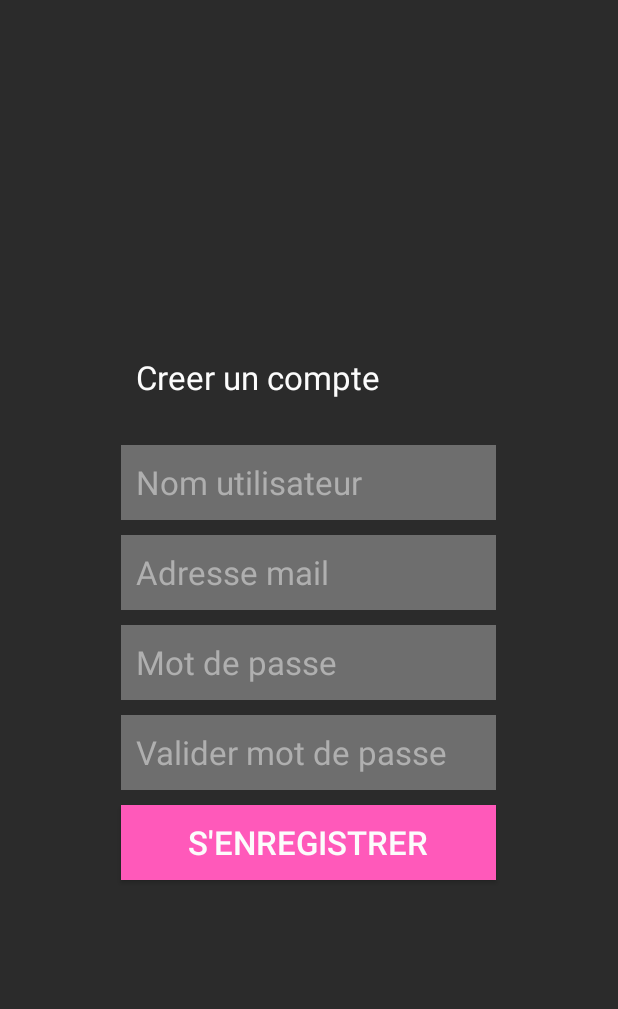
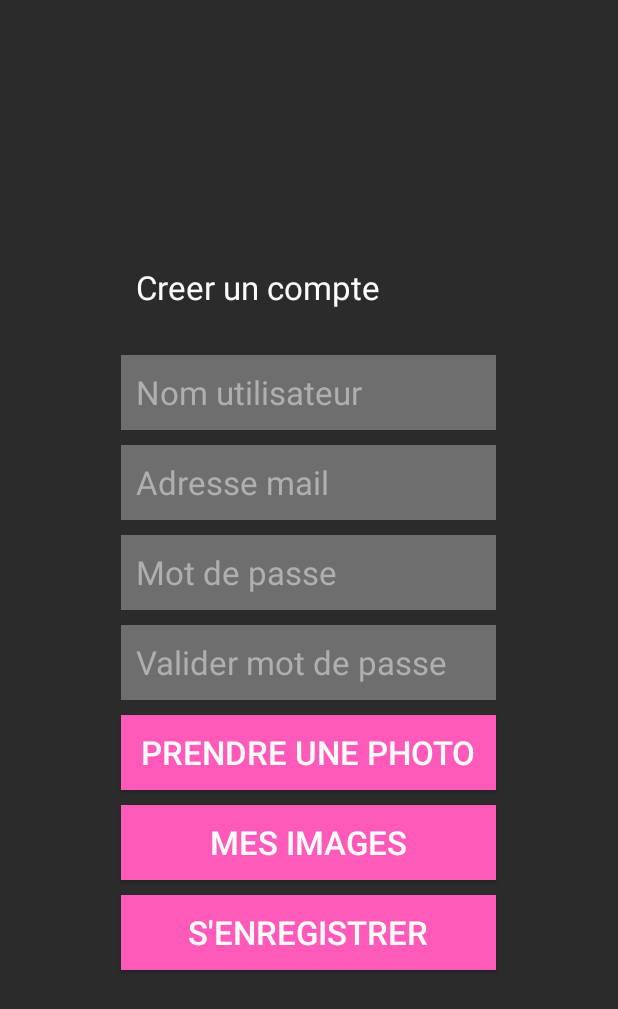
Before and after one commit to LowDeep/MovieLand, an Android app: the InscriptionActivity screen opened directly, with no data from a screen before it, on a phone screen of 412 x 824 dp. Shown: the top 1009 px of the screen. Run offline under Robolectric (Android 15) with nearby library versions, the phone set to English and light mode, and no system bars; libraries missing offline, so code that uses them is left out: com.basgeekball.awesomevalidation; 3 statements that could not run were skipped.

Commit message:
Ajout fonctionnalite camera pour la photo de profil

```diff
--- a/app/src/main/res/layout/activity_inscription.xml
+++ b/app/src/main/res/layout/activity_inscription.xml
@@ -69,6 +69,26 @@
         android:textSize="22dp" />
 
     <Button
+        android:id="@+id/bouton_takephoto"
+        android:layout_width="250dp"
+        android:layout_height="50dp"
+        android:layout_marginTop="10dp"
+        android:background="@color/colorRose"
+        android:text="@string/takephoto"
+        android:textColor="@color/colorWhite"
+        android:textSize="22dp" />
+
+    <Button
+        android:id="@+id/bouton_showimage"
+        android:layout_width="250dp"
+        android:layout_height="50dp"
+        android:layout_marginTop="10dp"
+        android:background="@color/colorRose"
+        android:text="@string/showimage"
+        android:textColor="@color/colorWhite"
+        android:textSize="22dp" />
+
+    <Button
         android:id="@+id/bouton_enregistrer"
         android:layout_width="250dp"
         android:layout_height="50dp"
--- a/app/src/main/res/values/strings.xml
+++ b/app/src/main/res/values/strings.xml
@@ -25,6 +25,8 @@
     <string name="creerCompte">Creer un compte</string>
     <string name="enregistrer">S\'enregistrer</string>
     <string name="ajouter">Ajouter</string>
+    <string name="takephoto">Prendre une photo</string>
+    <string name="showimage">Mes images</string>
 
 
     <!--affiche compte-->
```
Also changed, not shown: app/src/main/AndroidManifest.xml (+24 -1 lines), app/src/main/java/com/example/progmobileproject/InscriptionActivity.java (+93 -0 lines), app/src/main/java/com/example/progmobileproject/ShowImage.java (added, +24 -0 lines), app/src/main/res/layout/activity_show_image.xml (added, +16 -0 lines), app/src/main/res/xml/file_path.xml (added, +7 -0 lines), 1 other file.
